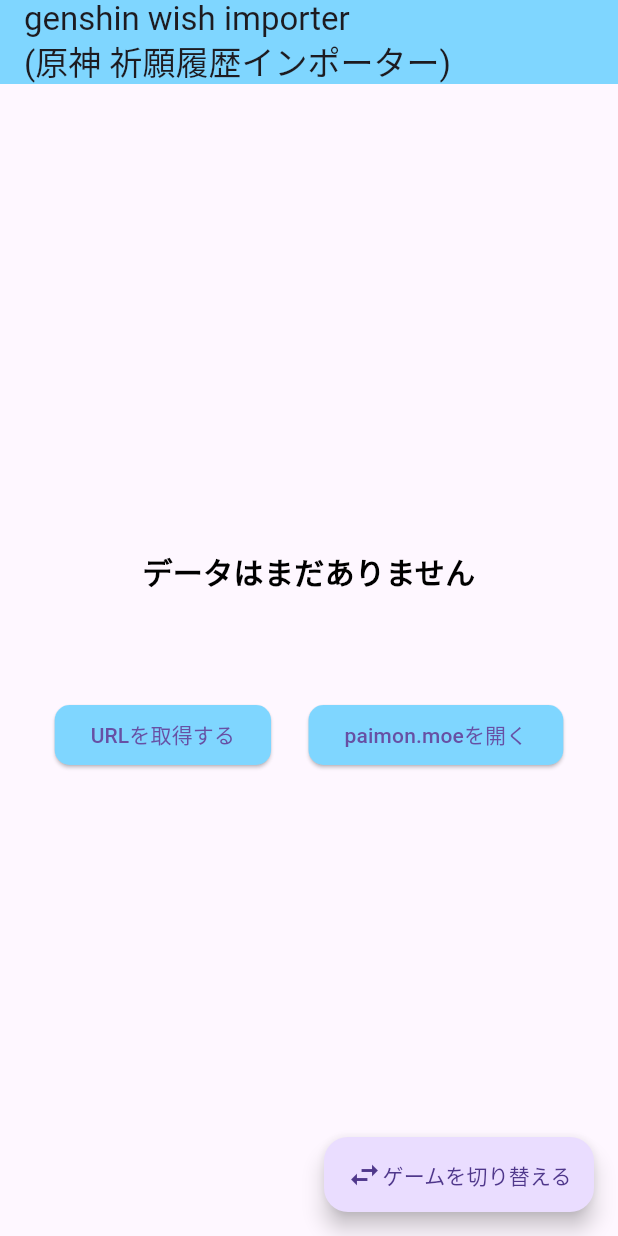
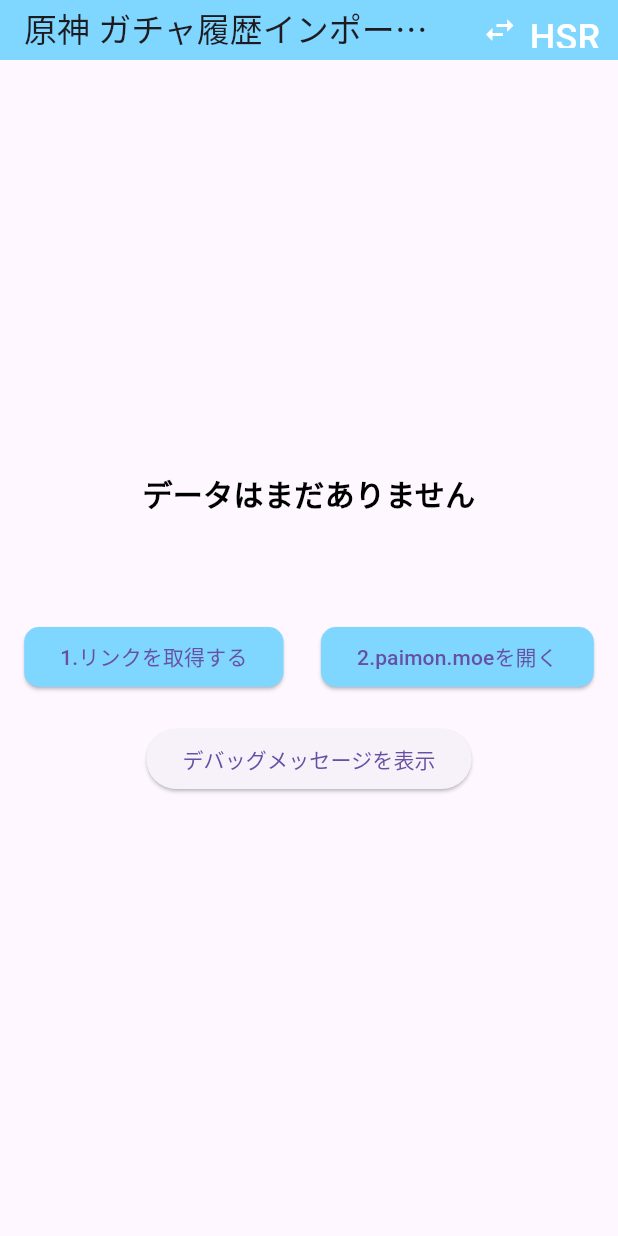
Before and after one commit to re-unknown/genshin_and_hsr_gacha_tools, a Flutter app: the screen it shows after launch, on a phone screen of 412 x 824 dp. Run offline on Flutter 3.47's test engine with Material 3 defaults, Android fonts, the phone set to English and light mode, and no system bars; missing offline and left inert: process_run, window_size.

Commit message:
ウィンドウサイズを変更し、デバッグメッセージ機能を追加。ゲームウィジェットの切り替え時にウィンドウタイトルを更新。デバッグメッセージの表示/非表示を切り替えるボタンを追加。

```diff
--- a/lib/genshin.dart
+++ b/lib/genshin.dart
@@ -3,7 +3,9 @@ import 'tools.dart';
 
 // ignore: camel_case_types
 class genshinWidget extends StatefulWidget {
-  const genshinWidget({super.key});
+  final Function(String) addDebugMessage; // デバッグメッセージを追加するためのコールバック
+
+  const genshinWidget({super.key, required this.addDebugMessage});
 
   @override
   // ignore: library_private_types_in_public_api
@@ -19,11 +21,12 @@ class _genshinwidgetState extends State<genshinWidget> {
 
   Future<void> _getgenshin(String url) async {
     String result = await myClassInstance.cmdFunction(url);
+    widget.addDebugMessage(result); // PowerShellの結果をデバッグメッセージに追加
     setState(() {
       _result = result ==
               'Cannot find the wish history url! Make sure to open the wish history first!'
           ? '祈願履歴が古い、もしくは開かれていません。\n履歴を開いて再度実行してください。'
-          : 'URLをクリップボードにコピーしました!\npaimon.moeに貼り付けてインポートしてください!';
+          : 'リンクをクリップボードにコピーしました!\npaimon.moeに貼り付けてインポートしてください!';
       textColor = result ==
               'Cannot find the wish history url! Make sure to open the wish history first!'
           ? Colors.red
@@ -71,11 +74,11 @@ class _genshinwidgetState extends State<genshinWidget> {
               },
               child: isLoading
                   ? const SizedBox(
-                      width: 20,
-                      height: 20,
+                      width: 30,
+                      height: 30,
                       child: CircularProgressIndicator(),
                     )
-                  : const Text('URLを取得する'),
+                  : const Text('1.リンクを取得する'),
             ),
             const SizedBox(width: 25),
             ElevatedButton(
@@ -88,7 +91,7 @@ class _genshinwidgetState extends State<genshinWidget> {
               onPressed: () {
                 launchURL(Uri.parse('https://paimon.moe/wish/import'));
               },
-              child: const Text('paimon.moeを開く'),
+              child: const Text('2.paimon.moeを開く'),
             ),
           ],
         ),
--- a/lib/hsr.dart
+++ b/lib/hsr.dart
@@ -3,7 +3,9 @@ import 'tools.dart';
 
 // ignore: camel_case_types
 class hsrWidget extends StatefulWidget {
-  const hsrWidget({super.key});
+  final Function(String) addDebugMessage; // デバッグメッセージを追加するためのコールバック
+
+  const hsrWidget({super.key, required this.addDebugMessage});
 
   @override
   // ignore: library_private_types_in_public_api
@@ -19,11 +21,12 @@ class _hsrwidgetState extends State<hsrWidget> {
 
   Future<void> _gethsr(String url) async {
     String result = await myClassInstance.cmdFunction(url);
+    widget.addDebugMessage(result); // PowerShellの結果をデバッグメッセージに追加
     setState(() {
       _result = result ==
               'Please make sure to open the Warp history before running the script.'
           ? 'ガチャ履歴が古い、もしくは開かれていません。\n履歴を開いて再度実行してください。'
-          : 'URLをクリップボードにコピーしました!\nSTARRAIL STATIONに貼り付けてインポートしてください!';
+          : 'リンクをクリップボードにコピーしました!\nSTARRAIL STATIONに貼り付けてインポートしてください!';
       textColor = result ==
               'Please make sure to open the Warp history before running the script.'
           ? Colors.red
@@ -71,11 +74,11 @@ class _hsrwidgetState extends State<hsrWidget> {
               },
               child: isLoading
                   ? const SizedBox(
-                      width: 20,
-                      height: 20,
+                      width: 30,
+                      height: 30,
                       child: CircularProgressIndicator(),
                     )
-                  : const Text('URLを取得する'),
+                  : const Text('1.リンクを取得する'),
             ),
             const SizedBox(width: 25),
             ElevatedButton(
@@ -89,7 +92,7 @@ class _hsrwidgetState extends State<hsrWidget> {
                 launchURL(
                     Uri.parse('https://starrailstation.com/jp/warp#import'));
               },
-              child: const Text('STARRAIL STATIONを開く'),
+              child: const Text('2.STARRAIL STATIONを開く'),
             ),
           ],
         ),
--- a/lib/main.dart
+++ b/lib/main.dart
@@ -18,11 +18,51 @@ class MainApp extends StatefulWidget {
 
 class _MyAppState extends State<MainApp> {
   bool showgenshinWidget = true;
+  List<String> debugMessages = []; // デバッグメッセージを保持するリスト
+  final ScrollController _scrollController = ScrollController(); // スクロールコントローラー
+  bool showDebugMessages = false; // デバッグメッセージの表示フラグ
 
   void toggleWidget() {
     setState(() {
       showgenshinWidget = !showgenshinWidget; // Widgetを切り替え
+      // ウィンドウタイトルを現在のゲームウィジェットに合わせて変更
+      updateWindowTitle(showgenshinWidget ? '原神' : '崩壊:スターレイル');
     });
+  }
+
+  void addDebugMessage(String message) {
+    setState(() {
+      debugMessages.add(message);
+    });
+    // スクロールを最下部に移動
+    if (showDebugMessages) {
+      // デバッグメッセージが表示されている場合のみスクロール
+      WidgetsBinding.instance.addPostFrameCallback((_) {
+        if (_scrollController.hasClients) {
+          _scrollController.jumpTo(_scrollController.position.maxScrollExtent);
+        }
+      });
+    }
+  }
+
+  void toggleDebugMessages() {
+    setState(() {
+      showDebugMessages = !showDebugMessages; // デバッグメッセージの表示フラグを切り替え
+    });
+    // デバッグメッセージが表示される場合、スクロールを最下部に移動
+    if (showDebugMessages) {
+      WidgetsBinding.instance.addPostFrameCallback((_) {
+        if (_scrollController.hasClients) {
+          _scrollController.jumpTo(_scrollController.position.maxScrollExtent);
+        }
+      });
+    }
+  }
+
+  @override
+  void dispose() {
+    _scrollController.dispose(); // スクロールコントローラーを解放
+    super.dispose();
   }
 
   @override
@@ -38,27 +78,61 @@ class _MyAppState extends State<MainApp> {
       ),
       home: Scaffold(
         appBar: AppBar(
+          toolbarHeight: 40, // 高さを少し拡張
           title: showgenshinWidget
               ? const Text(
-                  'genshin wish importer\n(原神 祈願履歴インポーター)',
+                  '原神 ガチャ履歴インポートツール',
                 )
               : const Text(
-                  'HSR gacha importer\n(崩壊:スターレイル ガチャ履歴インポーター)',
+                  '崩壊:スターレイル ガチャ履歴インポートツール',
                 ),
           backgroundColor: showgenshinWidget
               ? const Color.fromARGB(255, 127, 214, 255)
               : const Color.fromARGB(255, 157, 142, 252),
+          actions: [
+            TextButton(
+              onPressed: toggleWidget, // Widgetを切り替える
+              child: Row(
+                children: [
+                  const Icon(Icons.swap_horiz,
+                      color: Colors.white, size: 24), // アイコン
+                  const SizedBox(width: 8), // アイコンとテキストの間にスペースを追加
+                  Text(
+                    showgenshinWidget ? 'HSR' : '原神',
+                    style: const TextStyle(
+                        color: Colors.white, fontSize: 24), // テキストの色を白に設定
+                  ),
+                ],
+              ),
+            ),
+          ],
         ),
         body: Center(
-          child: showgenshinWidget ? const genshinWidget() : const hsrWidget(),
-        ),
-        floatingActionButton: FloatingActionButton(
-          onPressed: toggleWidget,
-          child: const Row(
+          child: Column(
             mainAxisAlignment: MainAxisAlignment.center,
-            children: <Widget>[
-              Icon(Icons.swap_horiz), // アイコン
-              Text('ゲームを切り替える'), // テキストのサイズを小さくする
+            children: [
+              showgenshinWidget
+                  ? genshinWidget(addDebugMessage: addDebugMessage)
+                  : hsrWidget(addDebugMessage: addDebugMessage),
+              const SizedBox(height: 20),
+              // デバッグメッセージを表示するボタン
+              ElevatedButton(
+                onPressed: toggleDebugMessages,
+                child:
+                    Text(showDebugMessages ? 'デバッグメッセージを隠す' : 'デバッグメッセージを表示'),
+              ),
+              const SizedBox(height: 20),
+              // デバッグメッセージを表示
+              if (showDebugMessages) // フラグに基づいて表示
+                Expanded(
+                  child: ListView.builder(
+                    controller: _scrollController, // スクロールコントローラーを設定
+                    itemCount: debugMessages.length,
+                    itemBuilder: (context, index) {
+                      return Text(debugMessages[index]);
+                    },
+                  ),
+                ),
             ],
           ),
         ),
--- a/lib/tools.dart
+++ b/lib/tools.dart
@@ -13,13 +13,13 @@ void launchURL(url) async {
 
 //ウィンドウサイズを変更
 const double windowWidth = 700;
-const double windowHeight = 500;
+const double windowHeight = 400;
 
 void setupWindow() {
   // webとプラットフォームをチェック
   if (!kIsWeb && (Platform.isWindows || Platform.isLinux || Platform.isMacOS)) {
     WidgetsFlutterBinding.ensureInitialized();
-    setWindowTitle('genshin and HSR gacha tools(原神&崩壊:スターレイル ガチャツール)');
+    setWindowTitle('原神 ガチャ履歴インポートツール');
     setWindowMinSize(const Size(windowWidth, windowHeight));
     setWindowMaxSize(const Size(windowWidth, windowHeight));
     getCurrentScreen().then((screen) {
@@ -30,6 +30,10 @@ void setupWindow() {
       ));
     });
   }
+}
+
+void updateWindowTitle(String game) {
+  setWindowTitle('$game ガチャ履歴インポートツール');
 }
 
 class RunScript {
@@ -47,7 +51,8 @@ class RunScript {
         workingDirectory: tempDir.path,
         environment: {'PSExecutionPolicyPreference': 'Bypass'});
     var textfull = await shell.run('powershell .\\getlink.ps1');
-    String result = textfull.outText.trim().split('\n').last;
-    return result;
+
+    // 全ての出力を返す
+    return textfull.outText.trim();
   }
 }
```
Also changed, not shown: pubspec.lock.
